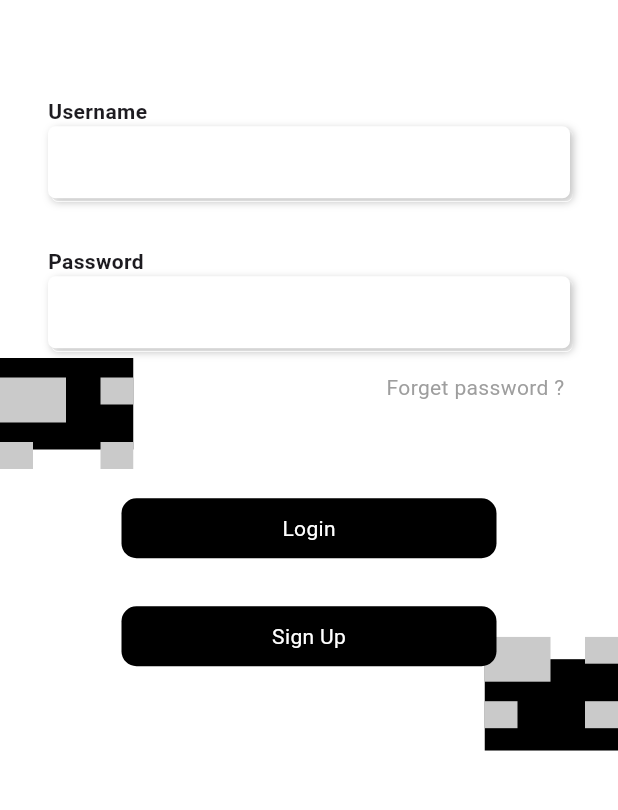
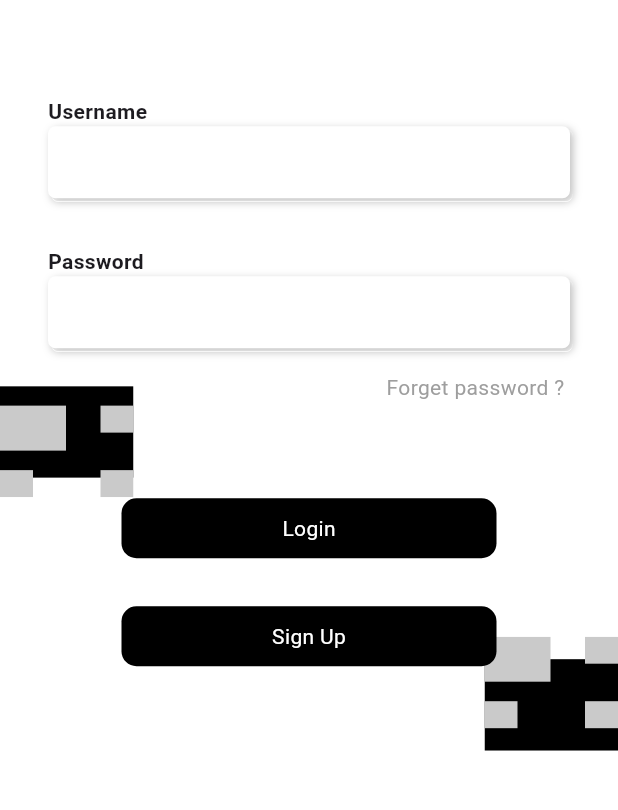
Before and after one commit to Abdelrhman-223/homeify, a Flutter app: the screen it shows after launch, on a phone screen of 412 x 824 dp, the part 317-1127 px from its top. Run offline on Flutter 3.47's test engine with Material 3 defaults, Android fonts, the phone set to English and light mode, and no system bars; our stand-ins replace charts_flutter, dio, file_picker, flutter_svg, get, google_fonts and 1 more.

Commit message:
Update Login Screen

```diff
--- a/lib/screens/Loginscreen.dart
+++ b/lib/screens/Loginscreen.dart
@@ -48,7 +48,7 @@ class _LoginScreenState extends State<LoginScreen> {
                         child: SvgPicture.asset(AppImages.overlay2),
                       ),
                       Align(
-                        alignment: const Alignment(-1, 0.2),
+                        alignment: const Alignment(-1, 0.25),
                         child: SvgPicture.asset(AppImages.overlay3),
                       ),
                       Align(
```
